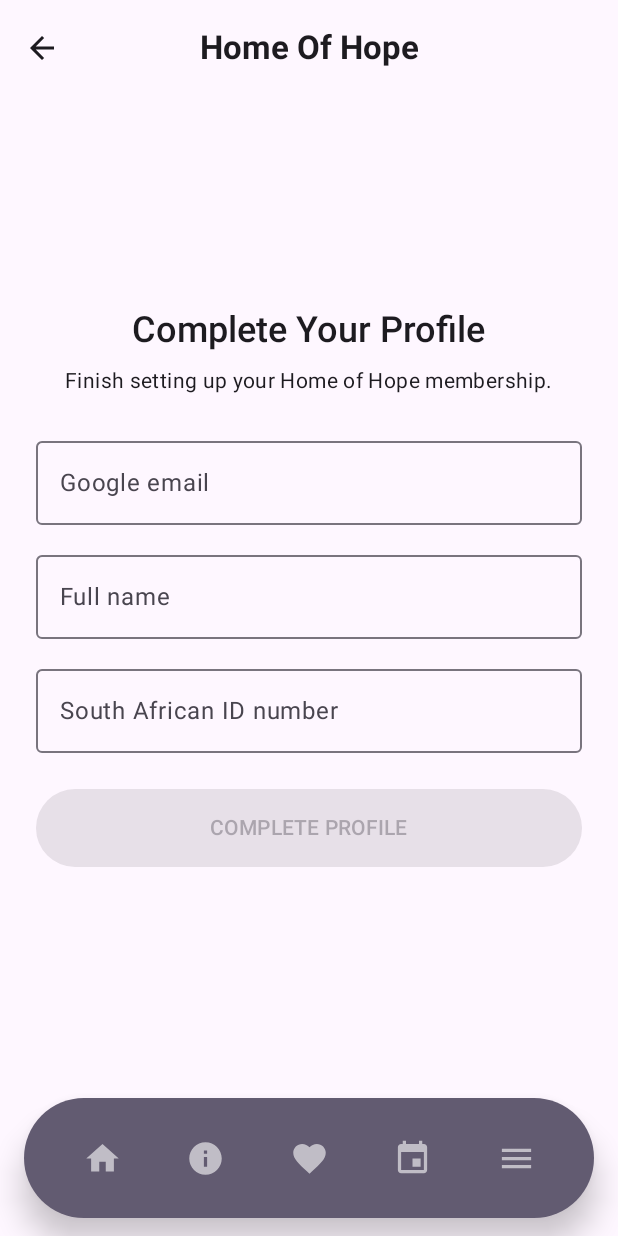
After one commit to CeejayAlughere/HomeOfHopeApp, an Android app built with Jetpack Compose: the GoogleProfileCompletionScreen screen opened through its navigation route, on a phone screen of 412 x 824 dp. The commit adds this screen. Run offline under Robolectric (Android 15) with nearby library versions, the phone set to English and light mode, and no system bars; our stand-ins replace Firebase (no records; nobody signed in at launch, a user with empty details on screens opened directly), Room's generated code, accompanist; pictures from the network do not load; 9 statements that could not run were skipped.

Commit message:
Add Google Sign-In authentication

```diff
--- a/app/src/main/java/com/homeofhope/app/data/local/dao/MemberDao.kt
+++ b/app/src/main/java/com/homeofhope/app/data/local/dao/MemberDao.kt
@@ -29,4 +29,13 @@ interface MemberDao {
 
     @Query("SELECT COUNT(*) FROM members")
     fun getMemberCount(): Flow<Int>
+
+    @Query("SELECT * FROM members WHERE firebaseUid = :firebaseUid LIMIT 1")
+    suspend fun getMemberByFirebaseUid(firebaseUid: String): Member?
+
+    @Query("SELECT * FROM members WHERE email = :email LIMIT 1")
+    suspend fun getMemberByEmail(email: String): Member?
+
+    @Query("SELECT * FROM members WHERE idNumber = :idNumber LIMIT 1")
+    suspend fun getMemberByIdNumber(idNumber: String): Member?
 }
--- a/app/src/main/java/com/homeofhope/app/data/local/entity/Member.kt
+++ b/app/src/main/java/com/homeofhope/app/data/local/entity/Member.kt
@@ -20,5 +20,6 @@ data class Member(
     // Saved payment info
     val savedBankName: String? = null,
     val savedCardNumber: String? = null,
-    val savedExpiryDate: String? = null
+    val savedExpiryDate: String? = null,
+    val firebaseUid: String? = null
 )
--- a/app/src/main/java/com/homeofhope/app/ui/navigation/Screen.kt
+++ b/app/src/main/java/com/homeofhope/app/ui/navigation/Screen.kt
@@ -25,6 +25,11 @@ sealed class Screen(val route: String, val label: String, val icon: ImageVector)
     // Membership
     object Register : Screen("register", "Become a Member", Icons.Default.PersonAdd)
     object Login : Screen("login", "Login", Icons.AutoMirrored.Filled.Login)
+    object GoogleProfileCompletion : Screen(
+        "google_profile_completion",
+        "Complete Your Profile",
+        Icons.Default.PersonAdd
+    )
     object MemberDashboard : Screen("member_dashboard", "Member Dashboard", Icons.Default.Dashboard)
     object MemberDonate : Screen("member_donate", "Donate", Icons.Default.VolunteerActivism)
     object MemberVolunteer : Screen("member_volunteer", "Volunteer", Icons.Default.Groups)
--- /dev/null
+++ b/app/src/main/java/com/homeofhope/app/ui/screens/member/GoogleProfileCompletionScreen.kt
@@ -0,0 +1,155 @@
+
+package com.homeofhope.app.ui.screens.member
+
+import androidx.compose.foundation.layout.Arrangement
+import androidx.compose.foundation.layout.Column
+import androidx.compose.foundation.layout.Spacer
+import androidx.compose.foundation.layout.fillMaxSize
+import androidx.compose.foundation.layout.fillMaxWidth
+import androidx.compose.foundation.layout.height
+import androidx.compose.foundation.layout.padding
+import androidx.compose.foundation.text.KeyboardOptions
+import androidx.compose.material3.Button
+import androidx.compose.material3.CircularProgressIndicator
+import androidx.compose.material3.MaterialTheme
+import androidx.compose.material3.OutlinedTextField
+import androidx.compose.material3.Text
+import androidx.compose.runtime.Composable
+import androidx.compose.runtime.LaunchedEffect
+import androidx.compose.runtime.collectAsState
+import androidx.compose.runtime.getValue
+import androidx.compose.runtime.mutableStateOf
+import androidx.compose.runtime.remember
+import androidx.compose.runtime.setValue
+import androidx.compose.ui.Alignment
+import androidx.compose.ui.Modifier
+import androidx.compose.ui.text.input.KeyboardType
+import androidx.compose.ui.unit.dp
+import com.homeofhope.app.ui.viewmodel.GoogleAuthState
+import com.homeofhope.app.ui.viewmodel.MemberViewModel
+
+@Composable
+fun GoogleProfileCompletionScreen(
+    viewModel: MemberViewModel,
+    onProfileComplete: () -> Unit
+) {
+    val googleAuthState by viewModel.googleAuthState.collectAsState()
+
+    var fullName by remember { mutableStateOf("") }
+    var idNumber by remember { mutableStateOf("") }
+    var googleEmail by remember { mutableStateOf("") }
+
+    val profileState = googleAuthState as? GoogleAuthState.ProfileRequired
+    val isLoading = googleAuthState is GoogleAuthState.Loading
+    val errorMessage =
+        (googleAuthState as? GoogleAuthState.Error)?.message
+
+    LaunchedEffect(profileState?.email, profileState?.displayName) {
+        profileState?.let { profile ->
+            googleEmail = profile.email
+
+            if (fullName.isBlank()) {
+                fullName = profile.displayName
+            }
+        }
+    }
+
+    LaunchedEffect(googleAuthState) {
+        if (googleAuthState is GoogleAuthState.ExistingMember) {
+            viewModel.clearGoogleAuthState()
+            onProfileComplete()
+        }
+    }
+
+    Column(
+        modifier = Modifier
+            .fillMaxSize()
+            .padding(24.dp),
+        horizontalAlignment = Alignment.CenterHorizontally,
+        verticalArrangement = Arrangement.Center
+    ) {
+        Text(
+            text = "Complete Your Profile",
+            style = MaterialTheme.typography.headlineSmall
+        )
+
+        Spacer(modifier = Modifier.height(12.dp))
+
+        Text(
+            text = "Finish setting up your Home of Hope membership.",
+            style = MaterialTheme.typography.bodyMedium
+        )
+
+        Spacer(modifier = Modifier.height(24.dp))
+
+        OutlinedTextField(
+            value = googleEmail,
+            onValueChange = {},
+            label = { Text("Google email") },
+            modifier = Modifier.fillMaxWidth(),
+            readOnly = true,
+            singleLine = true
+        )
+
+        Spacer(modifier = Modifier.height(12.dp))
+
+        OutlinedTextField(
+            value = fullName,
+            onValueChange = { fullName = it },
+            label = { Text("Full name") },
+            modifier = Modifier.fillMaxWidth(),
+            singleLine = true,
+            enabled = !isLoading
+        )
+
+        Spacer(modifier = Modifier.height(12.dp))
+
+        OutlinedTextField(
+            value = idNumber,
+            onValueChange = { value ->
+                if (value.all { it.isDigit() } && value.length <= 13) {
+                    idNumber = value
+                }
+            },
+            label = { Text("South African ID number") },
+            modifier = Modifier.fillMaxWidth(),
+            singleLine = true,
+            keyboardOptions = KeyboardOptions(
+                keyboardType = KeyboardType.Number
+            ),
+            enabled = !isLoading
+        )
+
+        if (errorMessage != null) {
+            Spacer(modifier = Modifier.height(12.dp))
+            Text(
+                text = errorMessage,
+                color = MaterialTheme.colorScheme.error,
+                style = MaterialTheme.typography.bodySmall
+            )
+        }
+
+        Spacer(modifier = Modifier.height(24.dp))
+
+        Button(
+            onClick = {
+                viewModel.completeGoogleProfile(
+                    fullName = fullName,
+                    idNumber = idNumber
+                )
+            },
+            modifier = Modifier
+                .fillMaxWidth()
+                .height(52.dp),
+            enabled = !isLoading &&
+                    fullName.isNotBlank() &&
+                    idNumber.length == 13
+        ) {
+            if (isLoading) {
+                CircularProgressIndicator()
+            } else {
+                Text("COMPLETE PROFILE")
+            }
+        }
+    }
+}
--- a/build.gradle.kts
+++ b/build.gradle.kts
@@ -1,5 +1,8 @@
 // Top-level build file where you can add configuration options common to all sub-projects/modules.
+
 plugins {
     alias(libs.plugins.android.application) apply false
     alias(libs.plugins.kotlin.compose) apply false
+
+    id("com.google.gms.google-services") version "4.4.4" apply false
 }
```
Also changed, not shown: app/build.gradle.kts (+31 -3 lines), app/src/main/java/com/homeofhope/app/auth/GoogleSignInHelper.kt (added, +77 -0 lines), app/src/main/java/com/homeofhope/app/data/local/AppDatabase.kt (+15 -2 lines), app/src/main/java/com/homeofhope/app/data/repository/MemberRepository.kt (+12 -0 lines), app/src/main/java/com/homeofhope/app/ui/navigation/NavGraph.kt (+26 -2 lines), app/src/main/java/com/homeofhope/app/ui/screens/member/LoginScreen.kt (+89 -1 lines), app/src/main/java/com/homeofhope/app/ui/viewmodel/MemberViewModel.kt (+159 -1 lines), gradle/libs.versions.toml (+30 -5 lines), 1 other file.
